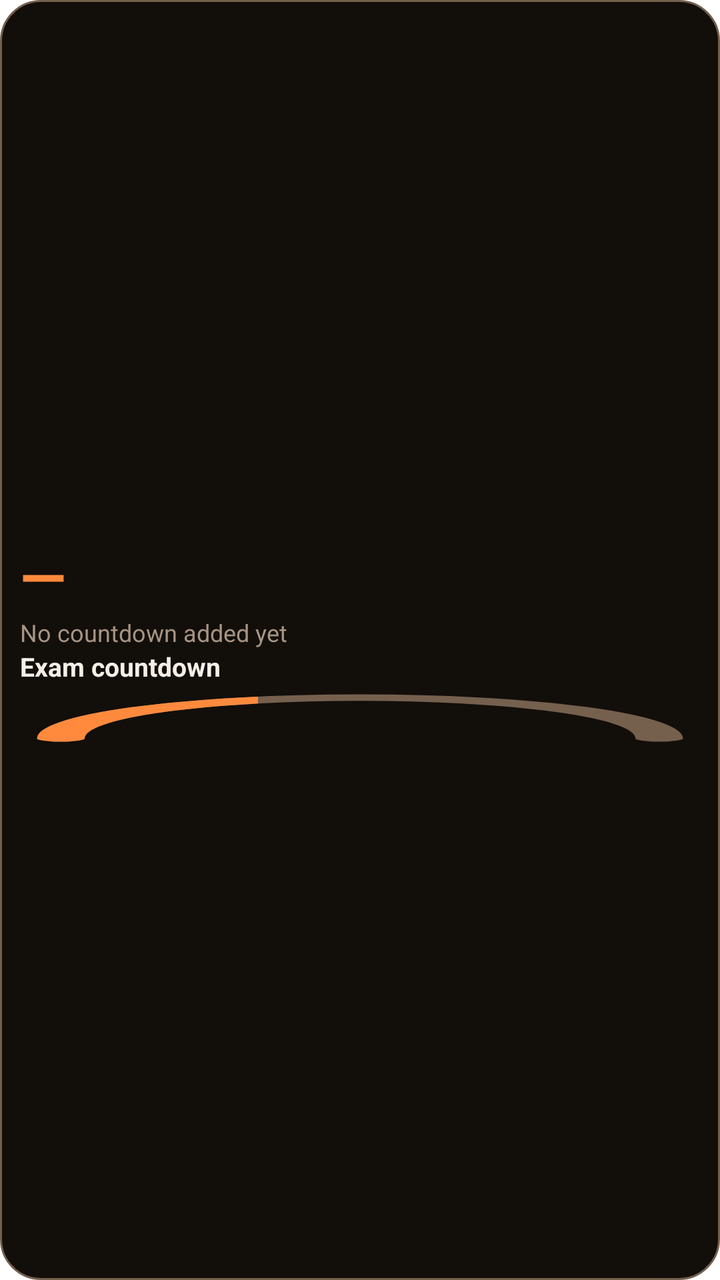
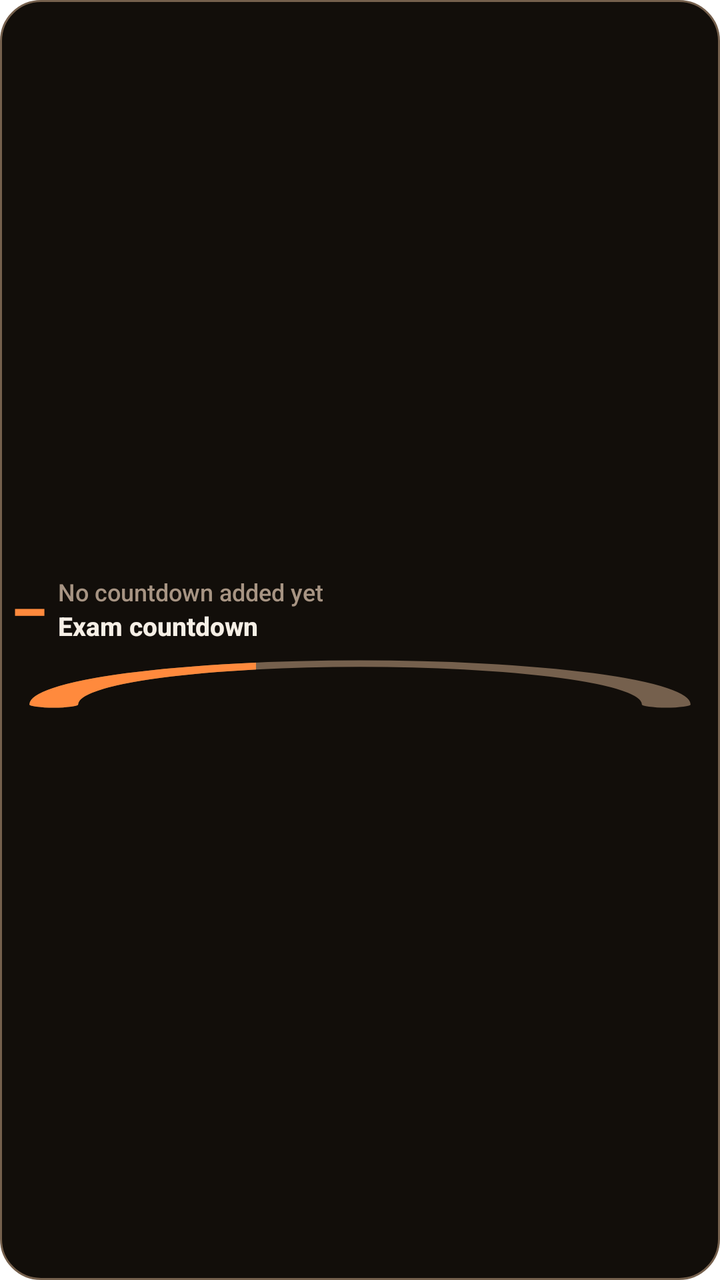

Two renders of the same Android screen: before a commit and after it. Below are the layout's source before the change and the commit's diff.
<!-- AndroidManifest.xml: fallback theme Theme.MaterialComponents.DayNight.NoActionBar -->
<!-- res/layout/odak_countdown_widget.xml -->
<?xml version="1.0" encoding="utf-8"?>
<LinearLayout xmlns:android="http://schemas.android.com/apk/res/android"
    android:id="@+id/countdown_widget_root"
    android:layout_width="match_parent"
    android:layout_height="match_parent"
    android:background="@drawable/widget_card_bg"
    android:contentDescription="@string/cd_countdown_widget"
    android:gravity="center_vertical"
    android:orientation="vertical"
    android:padding="@dimen/widget_design_padding">

    <LinearLayout
        android:id="@+id/countdown_widget_hero"
        android:layout_width="match_parent"
        android:layout_height="wrap_content"
        android:orientation="vertical">

        <TextView
            android:id="@+id/countdown_widget_days"
            android:layout_width="match_parent"
            android:layout_height="wrap_content"
            android:ellipsize="end"
            android:maxLines="1"
            android:text="@string/widget_em_dash"
            android:textColor="@color/widget_design_accent"
            android:textSize="30sp"
            android:textStyle="bold" />

        <TextView
            android:id="@+id/countdown_widget_label"
            android:layout_width="match_parent"
            android:layout_height="wrap_content"
            android:ellipsize="end"
            android:maxLines="1"
            android:text="@string/widget_countdown_empty"
            android:textColor="@color/widget_design_ink_muted"
            android:textSize="12sp" />

        <TextView
            android:id="@+id/countdown_widget_name"
            android:layout_width="match_parent"
            android:layout_height="wrap_content"
            android:ellipsize="end"
            android:maxLines="1"
            android:text="@string/widget_countdown_title"
            android:textColor="@color/widget_design_ink"
            android:textSize="13sp"
            android:textStyle="bold" />
    </LinearLayout>

    <ProgressBar
        android:id="@+id/countdown_widget_arc"
        style="?android:attr/progressBarStyleHorizontal"
        android:layout_width="match_parent"
        android:layout_height="@dimen/widget_design_arc_height"
        android:layout_marginTop="@dimen/widget_design_row_gap"
        android:indeterminate="false"
        android:max="100"
        android:maxHeight="200dp"
        android:minHeight="12dp"
        android:progress="35"
        android:progressDrawable="@drawable/widget_progress_arc" />

    <LinearLayout
        android:id="@+id/countdown_widget_row_1"
        android:layout_width="match_parent"
        android:layout_height="wrap_content"
        android:layout_marginTop="@dimen/widget_design_row_gap"
        android:baselineAligned="true"
        android:orientation="horizontal"
        android:visibility="gone">

        <TextView
            android:id="@+id/countdown_widget_row_name_1"
            android:layout_width="0dp"
            android:layout_height="wrap_content"
            android:layout_weight="1"
            android:ellipsize="end"
            android:maxLines="1"
            android:textColor="@color/widget_design_ink"
            android:textSize="12sp" />

        <TextView
            android:id="@+id/countdown_widget_row_days_1"
            android:layout_width="wrap_content"
            android:layout_height="wrap_content"
            android:layout_marginStart="6dp"
            android:ellipsize="end"
            android:maxLines="1"
            android:textColor="@color/widget_design_accent"
            android:textSize="12sp"
            android:textStyle="bold" />
    </LinearLayout>

    <LinearLayout
        android:id="@+id/countdown_widget_row_2"
        android:layout_width="match_parent"
        android:layout_height="wrap_content"
        android:layout_marginTop="@dimen/widget_design_row_gap"
        android:baselineAligned="true"
        android:orientation="horizontal"
        android:visibility="gone">

        <TextView
            android:id="@+id/countdown_widget_row_name_2"
            android:layout_width="0dp"
            android:layout_height="wrap_content"
            android:layout_weight="1"
            android:ellipsize="end"
            android:maxLines="1"
            android:textColor="@color/widget_design_ink"
            android:textSize="12sp" />

        <TextView
            android:id="@+id/countdown_widget_row_days_2"
            android:layout_width="wrap_content"
            android:layout_height="wrap_content"
            android:layout_marginStart="6dp"
            android:ellipsize="end"
            android:maxLines="1"
            android:textColor="@color/widget_design_accent"
            android:textSize="12sp"
            android:textStyle="bold" />
    </LinearLayout>

    <LinearLayout
        android:id="@+id/countdown_widget_row_3"
        android:layout_width="match_parent"
        android:layout_height="wrap_content"
        android:layout_marginTop="@dimen/widget_design_row_gap"
        android:baselineAligned="true"
        android:orientation="horizontal"
        android:visibility="gone">

        <TextView
            android:id="@+id/countdown_widget_row_name_3"
            android:layout_width="0dp"
            android:layout_height="wrap_content"
            android:layout_weight="1"
            android:ellipsize="end"
            android:maxLines="1"
            android:textColor="@color/widget_design_ink"
            android:textSize="12sp" />

        <TextView
            android:id="@+id/countdown_widget_row_days_3"
            android:layout_width="wrap_content"
            android:layout_height="wrap_content"
            android:layout_marginStart="6dp"
            android:ellipsize="end"
            android:maxLines="1"
            android:textColor="@color/widget_design_accent"
            android:textSize="12sp"
            android:textStyle="bold" />
    </LinearLayout>
</LinearLayout>
<!-- resources referenced by this layout -->
<resources>
  <color name="widget_design_accent">@color/widget_ember_flame</color>
  <color name="widget_design_ink">@color/widget_ember_ink</color>
  <color name="widget_design_ink_muted">@color/widget_ember_ink_dim</color>
  <dimen name="widget_design_arc_height">26dp</dimen>
  <dimen name="widget_design_padding">10dp</dimen>
  <dimen name="widget_design_row_gap">4dp</dimen>
  <!-- drawable widget_card_bg (drawable) -->
  <?xml version="1.0" encoding="utf-8"?>
  <shape xmlns:android="http://schemas.android.com/apk/res/android"
      android:shape="rectangle">
      <solid android:color="@color/widget_design_surface" />
      <stroke
          android:width="1dp"
          android:color="@color/widget_design_outline" />
      <corners android:radius="@dimen/widget_design_corner" />
  </shape>
  <!-- drawable widget_progress_arc (drawable) -->
  <?xml version="1.0" encoding="utf-8"?>
  <layer-list xmlns:android="http://schemas.android.com/apk/res/android">
      <item
          android:id="@android:id/background"
          android:drawable="@drawable/widget_arc_track_shape" />
      <item android:id="@android:id/progress">
          <clip
              android:clipOrientation="horizontal"
              android:drawable="@drawable/widget_arc_fill_shape"
              android:gravity="left" />
      </item>
  </layer-list>
  <string name="cd_countdown_widget">Exam countdown widget</string>
  <string name="widget_countdown_empty">No countdown added yet</string>
  <string name="widget_countdown_title">Exam countdown</string>
  <string name="widget_em_dash">—</string>
  <color name="widget_ember_flame">#FF8A3D</color>
  <color name="widget_ember_ink">#F6EFE6</color>
  <color name="widget_ember_ink_dim">#A79483</color>
  <color name="widget_design_surface">@color/widget_ember_night</color>
  <color name="widget_design_outline">@color/widget_ember_ash</color>
  <dimen name="widget_design_corner">20dp</dimen>
  <color name="widget_ember_night">#120E0A</color>
  <color name="widget_ember_ash">#75604D</color>
  <color name="widget_design_track">@color/widget_ember_ash</color>
  <!-- unchanged entries left out for length: 2 -->
</resources>

<!-- the commit's change to res/layout/odak_countdown_widget.xml (unified diff, before → after) -->
@@ -5,47 +5,115 @@
     android:layout_height="match_parent"
     android:background="@drawable/widget_card_bg"
     android:contentDescription="@string/cd_countdown_widget"
-    android:gravity="center_vertical"
+    android:gravity="center"
     android:orientation="vertical"
-    android:padding="@dimen/widget_design_padding">
+    android:padding="6dp">
+
+    <LinearLayout
+        android:id="@+id/countdown_widget_header"
+        android:layout_width="wrap_content"
+        android:layout_height="wrap_content"
+        android:gravity="center_vertical"
+        android:orientation="horizontal"
+        android:visibility="gone">
+
+        <ImageView
+            android:id="@+id/countdown_widget_icon"
+            android:layout_width="14dp"
+            android:layout_height="14dp"
+            android:contentDescription="@null"
+            android:src="@drawable/widget_ic_countdown" />
+
+        <TextView
+            android:id="@+id/countdown_widget_title"
+            android:layout_width="wrap_content"
+            android:layout_height="wrap_content"
+            android:layout_marginStart="4dp"
+            android:ellipsize="end"
+            android:fontFamily="sans-serif-medium"
+            android:maxLines="1"
+            android:text="@string/widget_countdown_title"
+            android:textColor="@color/widget_ember_ink_dim"
+            android:textSize="11sp" />
+    </LinearLayout>
+
+    <ImageView
+        android:id="@+id/countdown_widget_divider"
+        android:layout_width="match_parent"
+        android:layout_height="@dimen/widget_design_divider"
+        android:layout_marginTop="3dp"
+        android:layout_marginBottom="3dp"
+        android:background="@drawable/widget_divider"
+        android:contentDescription="@null"
+        android:visibility="gone" />
 
     <LinearLayout
         android:id="@+id/countdown_widget_hero"
         android:layout_width="match_parent"
         android:layout_height="wrap_content"
-        android:orientation="vertical">
-
-        <TextView
-            android:id="@+id/countdown_widget_days"
-            android:layout_width="match_parent"
-            android:layout_height="wrap_content"
-            android:ellipsize="end"
-            android:maxLines="1"
-            android:text="@string/widget_em_dash"
-            android:textColor="@color/widget_design_accent"
-            android:textSize="30sp"
-            android:textStyle="bold" />
-
-        <TextView
-            android:id="@+id/countdown_widget_label"
-            android:layout_width="match_parent"
-            android:layout_height="wrap_content"
-            android:ellipsize="end"
-            android:maxLines="1"
-            android:text="@string/widget_countdown_empty"
-            android:textColor="@color/widget_design_ink_muted"
-            android:textSize="12sp" />
-
-        <TextView
-            android:id="@+id/countdown_widget_name"
-            android:layout_width="match_parent"
-            android:layout_height="wrap_content"
-            android:ellipsize="end"
-            android:maxLines="1"
-            android:text="@string/widget_countdown_title"
-            android:textColor="@color/widget_design_ink"
-            android:textSize="13sp"
-            android:textStyle="bold" />
+        android:gravity="center"
+        android:orientation="horizontal">
+
+        <FrameLayout
+            android:id="@+id/countdown_widget_core"
+            android:layout_width="wrap_content"
+            android:layout_height="wrap_content">
+
+            <TextView
+                android:id="@+id/countdown_widget_days"
+                android:layout_width="wrap_content"
+                android:layout_height="wrap_content"
+                android:layout_gravity="center"
+                android:ellipsize="end"
+                android:fontFamily="sans-serif-condensed"
+                android:maxLines="1"
+                android:text="@string/widget_em_dash"
+                android:textColor="@color/widget_ember_flame"
+                android:textScaleX="0.85"
+                android:textSize="30sp"
+                android:textStyle="bold" />
+
+            <ImageView
+                android:id="@+id/countdown_widget_core_glyph"
+                android:layout_width="22dp"
+                android:layout_height="22dp"
+                android:layout_gravity="center"
+                android:contentDescription="@null"
+                android:src="@drawable/widget_ic_countdown"
+                android:visibility="gone" />
+        </FrameLayout>
+
+        <LinearLayout
+            android:id="@+id/countdown_widget_hero_text"
+            android:layout_width="0dp"
+            android:layout_height="wrap_content"
+            android:layout_marginStart="6dp"
+            android:layout_weight="1"
+            android:orientation="vertical">
+
+            <TextView
+                android:id="@+id/countdown_widget_label"
+                android:layout_width="match_parent"
+                android:layout_height="wrap_content"
+                android:ellipsize="end"
+                android:fontFamily="sans-serif-medium"
+                android:maxLines="1"
+                android:text="@string/widget_countdown_empty"
+                android:textColor="@color/widget_ember_ink_dim"
+                android:textSize="12sp" />
+
+            <TextView
+                android:id="@+id/countdown_widget_name"
+                android:layout_width="match_parent"
+                android:layout_height="wrap_content"
+                android:ellipsize="end"
+                android:fontFamily="sans-serif-medium"
+                android:maxLines="1"
+                android:text="@string/widget_countdown_title"
+                android:textColor="@color/widget_ember_ink"
+                android:textSize="13sp"
+                android:textStyle="bold" />
+        </LinearLayout>
     </LinearLayout>
 
     <ProgressBar
@@ -76,8 +144,9 @@
             android:layout_height="wrap_content"
             android:layout_weight="1"
             android:ellipsize="end"
-            android:maxLines="1"
-            android:textColor="@color/widget_design_ink"
+            android:fontFamily="sans-serif-medium"
+            android:maxLines="1"
+            android:textColor="@color/widget_ember_ink"
             android:textSize="12sp" />
 
         <TextView
@@ -86,8 +155,9 @@
             android:layout_height="wrap_content"
             android:layout_marginStart="6dp"
             android:ellipsize="end"
-            android:maxLines="1"
-            android:textColor="@color/widget_design_accent"
+            android:fontFamily="sans-serif-condensed"
+            android:maxLines="1"
+            android:textColor="@color/widget_ember_glow"
             android:textSize="12sp"
             android:textStyle="bold" />
     </LinearLayout>
@@ -107,8 +177,9 @@
             android:layout_height="wrap_content"
             android:layout_weight="1"
             android:ellipsize="end"
-            android:maxLines="1"
-            android:textColor="@color/widget_design_ink"
+            android:fontFamily="sans-serif-medium"
+            android:maxLines="1"
+            android:textColor="@color/widget_ember_ink"
             android:textSize="12sp" />
 
         <TextView
@@ -117,8 +188,9 @@
             android:layout_height="wrap_content"
             android:layout_marginStart="6dp"
             android:ellipsize="end"
-            android:maxLines="1"
-            android:textColor="@color/widget_design_accent"
+            android:fontFamily="sans-serif-condensed"
+            android:maxLines="1"
+            android:textColor="@color/widget_ember_glow"
             android:textSize="12sp"
             android:textStyle="bold" />
     </LinearLayout>
@@ -138,8 +210,9 @@
             android:layout_height="wrap_content"
             android:layout_weight="1"
             android:ellipsize="end"
-            android:maxLines="1"
-            android:textColor="@color/widget_design_ink"
+            android:fontFamily="sans-serif-medium"
+            android:maxLines="1"
+            android:textColor="@color/widget_ember_ink"
             android:textSize="12sp" />
 
         <TextView
@@ -148,8 +221,9 @@
             android:layout_height="wrap_content"
             android:layout_marginStart="6dp"
             android:ellipsize="end"
-            android:maxLines="1"
-            android:textColor="@color/widget_design_accent"
+            android:fontFamily="sans-serif-condensed"
+            android:maxLines="1"
+            android:textColor="@color/widget_ember_glow"
             android:textSize="12sp"
             android:textStyle="bold" />
     </LinearLayout>
<!-- resource entries referenced after the edit -->
@@ -1,10 +1,8 @@
 <!-- resources referenced by this layout -->
 <resources>
   <color name="widget_design_accent">@color/widget_ember_flame</color>
-  <color name="widget_design_ink">@color/widget_ember_ink</color>
-  <color name="widget_design_ink_muted">@color/widget_ember_ink_dim</color>
   <dimen name="widget_design_arc_height">26dp</dimen>
-  <dimen name="widget_design_padding">10dp</dimen>
+  <dimen name="widget_design_divider">1dp</dimen>
   <dimen name="widget_design_row_gap">4dp</dimen>
   <!-- drawable widget_card_bg (drawable) -->
   <?xml version="1.0" encoding="utf-8"?>
@@ -16,6 +14,48 @@
           android:color="@color/widget_design_outline" />
       <corners android:radius="@dimen/widget_design_corner" />
   </shape>
+  <!-- drawable widget_divider (drawable) -->
+  <?xml version="1.0" encoding="utf-8"?>
+  <shape xmlns:android="http://schemas.android.com/apk/res/android"
+      android:shape="rectangle">
+      <solid android:color="@color/widget_ember_ash" />
+  </shape>
+  <!-- drawable widget_ic_countdown (drawable) -->
+  <?xml version="1.0" encoding="utf-8"?>
+  <vector xmlns:android="http://schemas.android.com/apk/res/android"
+      android:width="24dp"
+      android:height="24dp"
+      android:viewportWidth="24"
+      android:viewportHeight="24">
+      <path
+          android:fillColor="@android:color/transparent"
+          android:pathData="M7,3.2 L17,3.2"
+          android:strokeColor="@color/widget_ember_ink_dim"
+          android:strokeLineCap="round"
+          android:strokeLineJoin="round"
+          android:strokeWidth="2" />
+      <path
+          android:fillColor="@android:color/transparent"
+          android:pathData="M7,20.8 L17,20.8"
+          android:strokeColor="@color/widget_ember_ink_dim"
+          android:strokeLineCap="round"
+          android:strokeLineJoin="round"
+          android:strokeWidth="2" />
+      <path
+          android:fillColor="@android:color/transparent"
+          android:pathData="M7,3.2 C7,8.4 12,10.6 12,12 C12,13.4 7,15.6 7,20.8"
+          android:strokeColor="@color/widget_ember_ink_dim"
+          android:strokeLineCap="round"
+          android:strokeLineJoin="round"
+          android:strokeWidth="2" />
+      <path
+          android:fillColor="@android:color/transparent"
+          android:pathData="M17,3.2 C17,8.4 12,10.6 12,12 C12,13.4 17,15.6 17,20.8"
+          android:strokeColor="@color/widget_ember_ink_dim"
+          android:strokeLineCap="round"
+          android:strokeLineJoin="round"
+          android:strokeWidth="2" />
+  </vector>
   <!-- drawable widget_progress_arc (drawable) -->
   <?xml version="1.0" encoding="utf-8"?>
   <layer-list xmlns:android="http://schemas.android.com/apk/res/android">
@@ -34,6 +74,7 @@
   <string name="widget_countdown_title">Exam countdown</string>
   <string name="widget_em_dash">—</string>
   <color name="widget_ember_flame">#FF8A3D</color>
+  <color name="widget_ember_glow">#FFC46B</color>
   <color name="widget_ember_ink">#F6EFE6</color>
   <color name="widget_ember_ink_dim">#A79483</color>
   <color name="widget_design_surface">@color/widget_ember_night</color>
